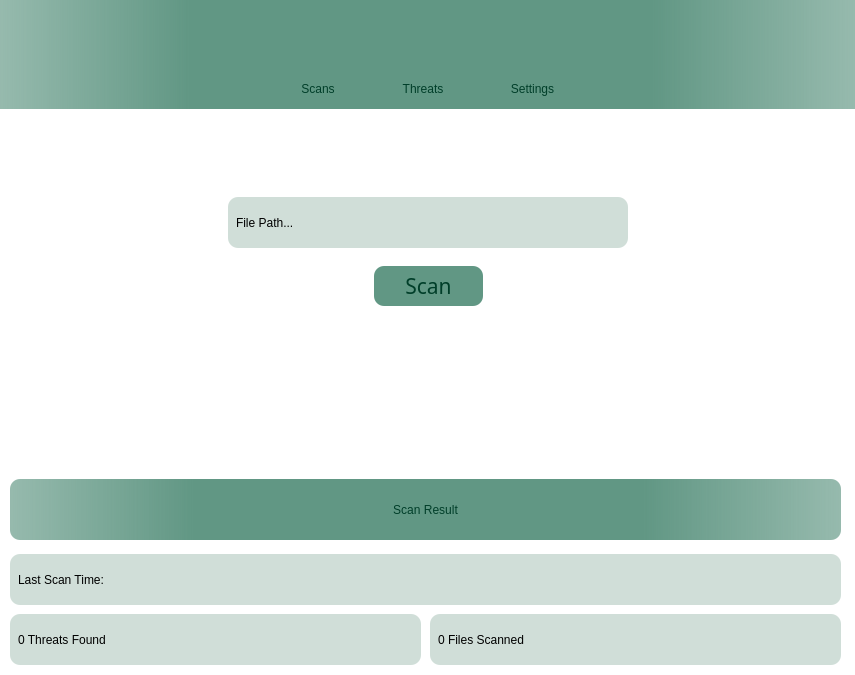
First picture: the form in GUI/AV_GUI.ui, repository Ohadgips/AV-OG, before the edit.
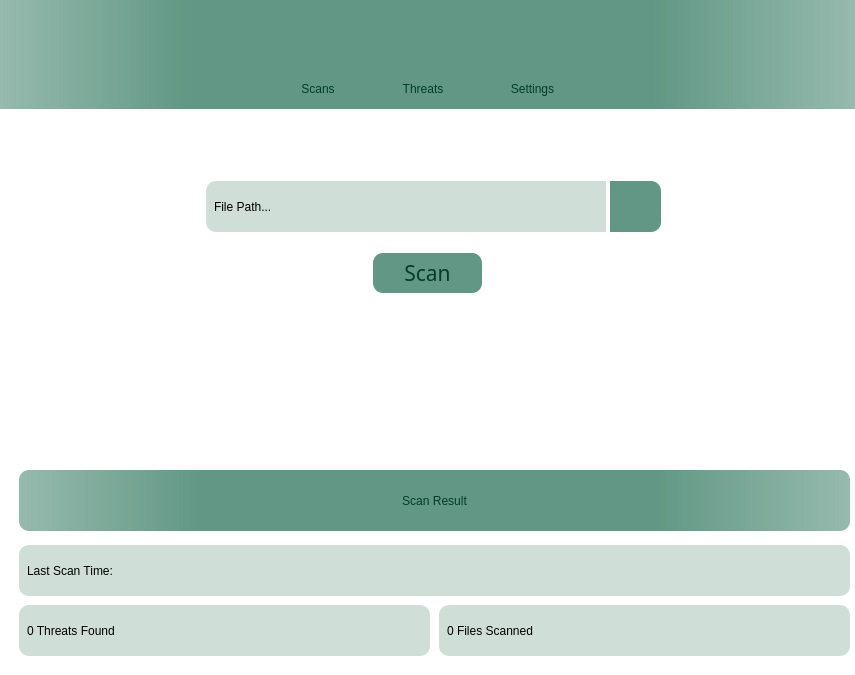
Second picture: the form after the edit. The open tabs and pages were chosen to show the change. Icons and pictures are not drawn.

The edit to the form file:
```diff
--- a/GUI/AV_GUI.ui
+++ b/GUI/AV_GUI.ui
@@ -594,7 +594,7 @@
        <property name="bottomMargin">
         <number>0</number>
        </property>
-       <item alignment="Qt::AlignHCenter|Qt::AlignVCenter">
+       <item>
         <widget class="QStackedWidget" name="stackedWidget">
          <property name="sizePolicy">
           <sizepolicy hsizetype="Minimum" vsizetype="Minimum">
@@ -872,23 +872,8 @@
           </layout>
          </widget>
          <widget class="QWidget" name="scansPage">
-          <layout class="QGridLayout" name="gridLayout_8">
-           <property name="leftMargin">
-            <number>0</number>
-           </property>
-           <property name="topMargin">
-            <number>0</number>
-           </property>
-           <property name="rightMargin">
-            <number>0</number>
-           </property>
-           <property name="bottomMargin">
-            <number>0</number>
-           </property>
-           <property name="spacing">
-            <number>0</number>
-           </property>
-           <item row="0" column="0">
+          <layout class="QGridLayout" name="gridLayout">
+           <item row="0" column="1">
             <spacer name="verticalSpacer_3">
              <property name="orientation">
               <enum>Qt::Vertical</enum>
@@ -902,90 +887,157 @@
             </spacer>
            </item>
            <item row="1" column="0">
-            <layout class="QGridLayout" name="gridLayout">
-             <item row="0" column="0">
-              <spacer name="horizontalSpacer_8">
-               <property name="orientation">
-                <enum>Qt::Horizontal</enum>
-               </property>
-               <property name="sizeHint" stdset="0">
-                <size>
-                 <width>224</width>
-                 <height>17</height>
-                </size>
-               </property>
-              </spacer>
-             </item>
-             <item row="0" column="1" colspan="3">
-              <widget class="QLabel" name="filePath">
-               <property name="minimumSize">
-                <size>
-                 <width>400</width>
-                 <height>51</height>
-                </size>
-               </property>
-               <property name="maximumSize">
-                <size>
-                 <width>400</width>
-                 <height>51</height>
-                </size>
-               </property>
-               <property name="styleSheet">
-                <string notr="true">font: 12pt &quot;Alata&quot;;
+            <spacer name="horizontalSpacer_10">
+             <property name="orientation">
+              <enum>Qt::Horizontal</enum>
+             </property>
+             <property name="sizeHint" stdset="0">
+              <size>
+               <width>184</width>
+               <height>58</height>
+              </size>
+             </property>
+            </spacer>
+           </item>
+           <item row="1" column="1">
+            <widget class="QWidget" name="filePathWidget" native="true">
+             <property name="minimumSize">
+              <size>
+               <width>465</width>
+               <height>63</height>
+              </size>
+             </property>
+             <property name="maximumSize">
+              <size>
+               <width>465</width>
+               <height>63</height>
+              </size>
+             </property>
+             <layout class="QHBoxLayout" name="filePathLayout">
+              <property name="spacing">
+               <number>0</number>
+              </property>
+              <property name="leftMargin">
+               <number>0</number>
+              </property>
+              <property name="topMargin">
+               <number>0</number>
+              </property>
+              <property name="rightMargin">
+               <number>0</number>
+              </property>
+              <property name="bottomMargin">
+               <number>0</number>
+              </property>
+              <item>
+               <widget class="QLabel" name="filePath">
+                <property name="minimumSize">
+                 <size>
+                  <width>400</width>
+                  <height>51</height>
+                 </size>
+                </property>
+                <property name="maximumSize">
+                 <size>
+                  <width>400</width>
+                  <height>51</height>
+                 </size>
+                </property>
+                <property name="styleSheet">
+                 <string notr="true">font: 12pt &quot;Alata&quot;;
 padding: 2px 5px;
 margin: 0;
 background: none;
 background-color: rgb(208, 222, 216);
 border-top-left-radius: 10px;
-border-top-right-radius: 10px;
-border-bottom-right-radius: 10px;
 border-bottom-left-radius: 10px</string>
-               </property>
-               <property name="text">
-                <string>File Path...</string>
-               </property>
-              </widget>
-             </item>
-             <item row="0" column="4">
+                </property>
+                <property name="text">
+                 <string>File Path...</string>
+                </property>
+               </widget>
+              </item>
+              <item>
+               <widget class="QPushButton" name="pathBtn">
+                <property name="minimumSize">
+                 <size>
+                  <width>51</width>
+                  <height>51</height>
+                 </size>
+                </property>
+                <property name="maximumSize">
+                 <size>
+                  <width>51</width>
+                  <height>51</height>
+                 </size>
+                </property>
+                <property name="toolTip">
+                 <string>Choose Path...</string>
+                </property>
+                <property name="styleSheet">
+                 <string notr="true">QPushButton{
+	font: 12pt &quot;Alata&quot;;
+	color: rgb(0, 62, 41);
+	padding: 2px 5px;
+	margin: 0;
+	background: none;
+	background-color: rgb(97, 151, 132);
+	border-top-right-radius: 10px;
+	border-bottom-right-radius: 10px;
+	border-style: outset
+	}
+
+QPushButton:hover {
+background:rgba(75, 117, 102, 220)
+	}</string>
+                </property>
+                <property name="text">
+                 <string/>
+                </property>
+                <property name="icon">
+                 <iconset resource="AV_Icons.qrc">
+                  <normaloff>:/AV ICO/AV_Icons/files.ico</normaloff>:/AV ICO/AV_Icons/files.ico</iconset>
+                </property>
+                <property name="iconSize">
+                 <size>
+                  <width>24</width>
+                  <height>24</height>
+                 </size>
+                </property>
+               </widget>
+              </item>
+             </layout>
+            </widget>
+           </item>
+           <item row="1" column="2">
+            <spacer name="horizontalSpacer_8">
+             <property name="orientation">
+              <enum>Qt::Horizontal</enum>
+             </property>
+             <property name="sizeHint" stdset="0">
+              <size>
+               <width>184</width>
+               <height>48</height>
+              </size>
+             </property>
+            </spacer>
+           </item>
+           <item row="2" column="0" colspan="3">
+            <layout class="QHBoxLayout" name="ScanLayout">
+             <item>
               <spacer name="horizontalSpacer_9">
                <property name="orientation">
                 <enum>Qt::Horizontal</enum>
                </property>
                <property name="sizeHint" stdset="0">
                 <size>
-                 <width>225</width>
-                 <height>17</height>
-                </size>
-               </property>
-              </spacer>
-             </item>
-             <item row="1" column="2">
-              <spacer name="verticalSpacer">
-               <property name="orientation">
-                <enum>Qt::Vertical</enum>
-               </property>
-               <property name="sizeHint" stdset="0">
-                <size>
-                 <width>20</width>
-                 <height>18</height>
-                </size>
-               </property>
-              </spacer>
-             </item>
-             <item row="2" column="0" colspan="2">
-              <spacer name="horizontalSpacer_10">
-               <property name="orientation">
-                <enum>Qt::Horizontal</enum>
-               </property>
-               <property name="sizeHint" stdset="0">
-                <size>
-                 <width>338</width>
+                 <width>145</width>
                  <height>20</height>
                 </size>
                </property>
               </spacer>
              </item>
-             <item row="2" column="2">
+             <item>
               <widget class="QPushButton" name="scanBtn">
                <property name="minimumSize">
                 <size>
@@ -1022,9 +1074,9 @@
 	text-align: center middle;
 	background-color: rgb(97, 151, 132);
 	border-top-left-radius: 10px;
-	border-top-right-radius: 10px;
-	border-bottom-right-radius: 10px;
 	border-bottom-left-radius: 10px;
+	border-top-right-radius: 10px;
+	border-bottom-right-radius: 10px;
 }
 QPushButton:hover {
 background:rgba(75, 117, 102, 220)
@@ -1045,22 +1097,22 @@
                </property>
               </widget>
              </item>
-             <item row="2" column="3" colspan="2">
+             <item>
               <spacer name="horizontalSpacer_11">
                <property name="orientation">
                 <enum>Qt::Horizontal</enum>
                </property>
                <property name="sizeHint" stdset="0">
                 <size>
-                 <width>338</width>
-                 <height>20</height>
+                 <width>226</width>
+                 <height>58</height>
                 </size>
                </property>
               </spacer>
              </item>
             </layout>
            </item>
-           <item row="2" column="0">
+           <item row="3" column="1">
             <spacer name="verticalSpacer_2">
              <property name="orientation">
               <enum>Qt::Vertical</enum>
@@ -1073,7 +1125,7 @@
              </property>
             </spacer>
            </item>
-           <item row="3" column="0">
+           <item row="4" column="0" colspan="3">
             <widget class="QWidget" name="scanInfo" native="true">
              <property name="minimumSize">
               <size>
```
Left out of the diff: 371 changed lines with no effect on the pictures.
